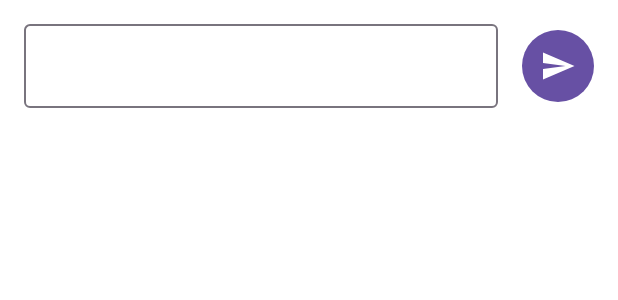
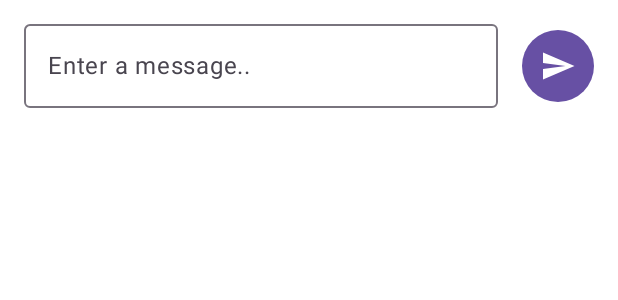
Before and after one commit to freeuni-cs-android-23-24/FirebaseChatApp, an Android app built with Jetpack Compose: the @Preview function ChatInputPreview, on a phone screen of 412 x 824 dp. Shown: the top 300 px of the screen. Run offline under Robolectric (Android 15) with nearby library versions, the phone set to English and light mode, and no system bars.

Commit message:
chore: add text hint

```diff
--- a/app/src/main/java/com/example/firebasechatapp/ui/features/chat/components/ChatInput.kt
+++ b/app/src/main/java/com/example/firebasechatapp/ui/features/chat/components/ChatInput.kt
@@ -11,6 +11,7 @@ import androidx.compose.material3.Icon
 import androidx.compose.material3.IconButton
 import androidx.compose.material3.MaterialTheme
 import androidx.compose.material3.OutlinedTextField
+import androidx.compose.material3.Text
 import androidx.compose.runtime.Composable
 import androidx.compose.runtime.getValue
 import androidx.compose.runtime.mutableStateOf
@@ -31,6 +32,7 @@ fun ChatInput(modifier: Modifier = Modifier, onMessageSent: (String) -> Unit) {
         horizontalArrangement = Arrangement.spacedBy(16.dp)
     ) {
         OutlinedTextField(
+            placeholder = { Text("Enter a message..") },
             modifier = Modifier.weight(1f),
             value = input,
             onValueChange = { input = it }
```
